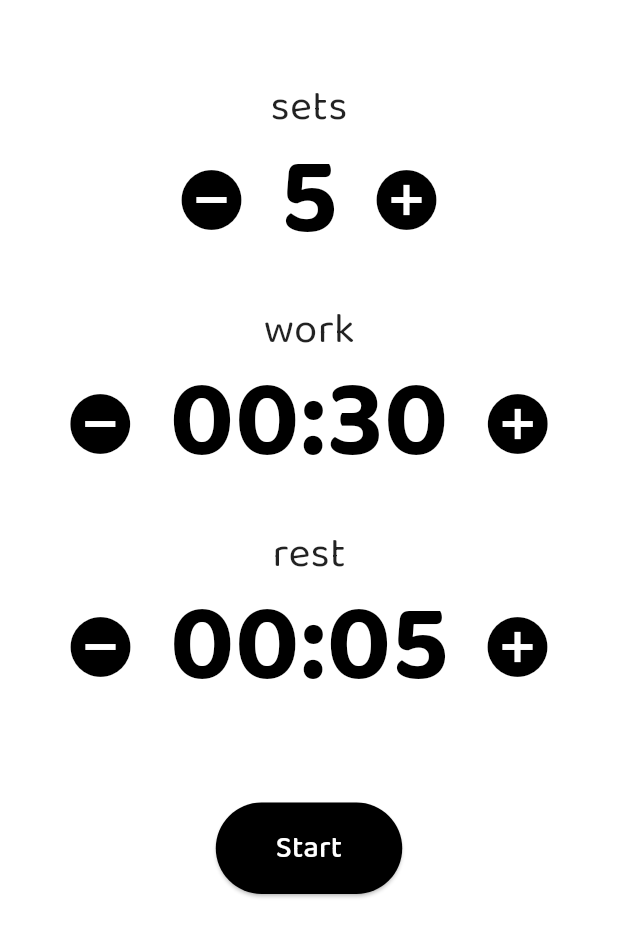
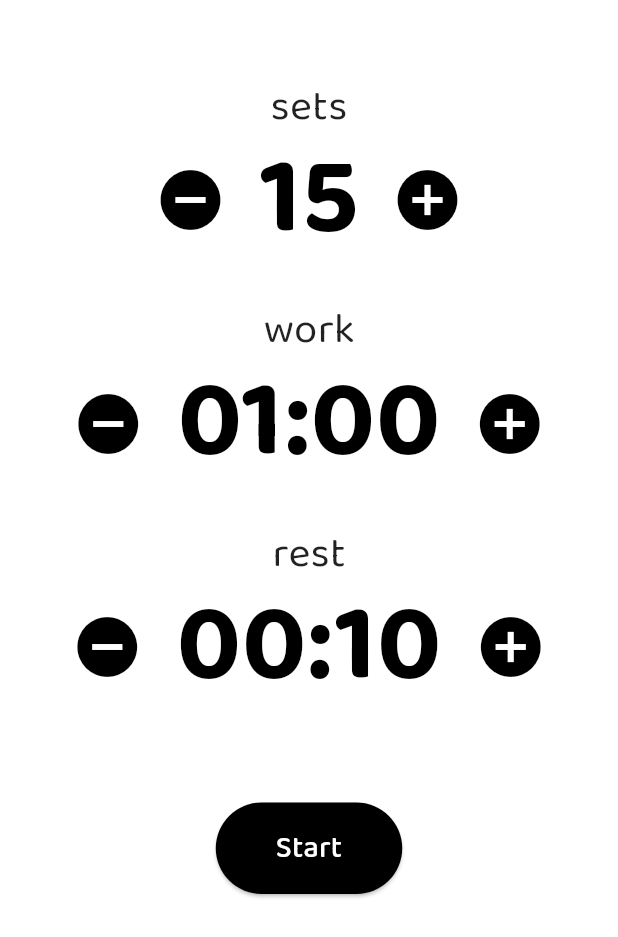
Before and after one commit to eleonoreeuzenes/intervaltimer, a Flutter app: the screen it shows after launch, on a phone screen of 412 x 824 dp. Shown: the top 937 px of the screen. Run offline on Flutter 3.47's test engine with Material 3 defaults, Android fonts, the phone set to English and light mode, and no system bars; our stand-ins replace audioplayers, google_fonts, vibration.

Commit message:
fix: change the way sound alert are made and change default settings

```diff
--- a/lib/screens/settings_screen.dart
+++ b/lib/screens/settings_screen.dart
@@ -10,9 +10,9 @@ class SettingsScreen extends StatefulWidget {
 }
 
 class _SettingsScreenState extends State<SettingsScreen> {
-  int sets = 5;
-  int workSeconds = 30;
-  int restSeconds = 5;
+  int sets = 15;
+  int workSeconds = 60;
+  int restSeconds = 10;
 
 // for implementing cusotmized names in the future
   String exerciseName = "Workout";
--- a/pubspec.yaml
+++ b/pubspec.yaml
@@ -36,6 +36,7 @@ dependencies:
   cupertino_icons: ^1.0.8
   google_fonts: ^7.0.2
   vibration: ^3.1.5
+  audioplayers: ^6.0.0
 
 dev_dependencies:
   flutter_test:
@@ -64,6 +65,9 @@ flutter:
   # assets:
   #   - images/a_dot_burr.jpeg
   #   - images/a_dot_ham.jpeg
+  assets:
+    - assets/sounds/beep.wav
+    - assets/sounds/buzzer.wav
 
   # An image asset can refer to one or more resolution-specific "variants", see
   # https://flutter.dev/to/resolution-aware-images
```
Also changed, not shown: lib/helpers/sound_player.dart (added, +13 -0 lines), lib/screens/timer_screen.dart (+11 -12 lines), pubspec.lock, 2 other files.
